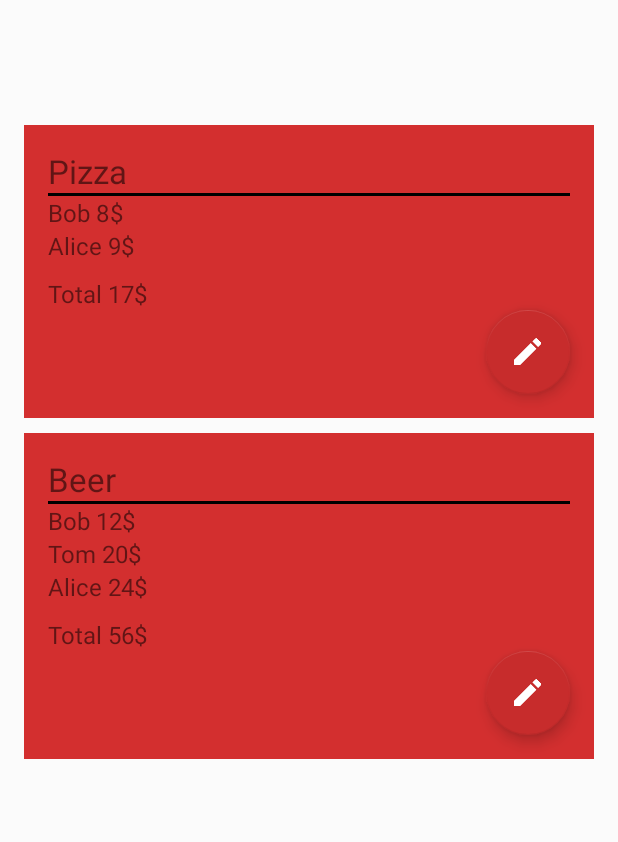
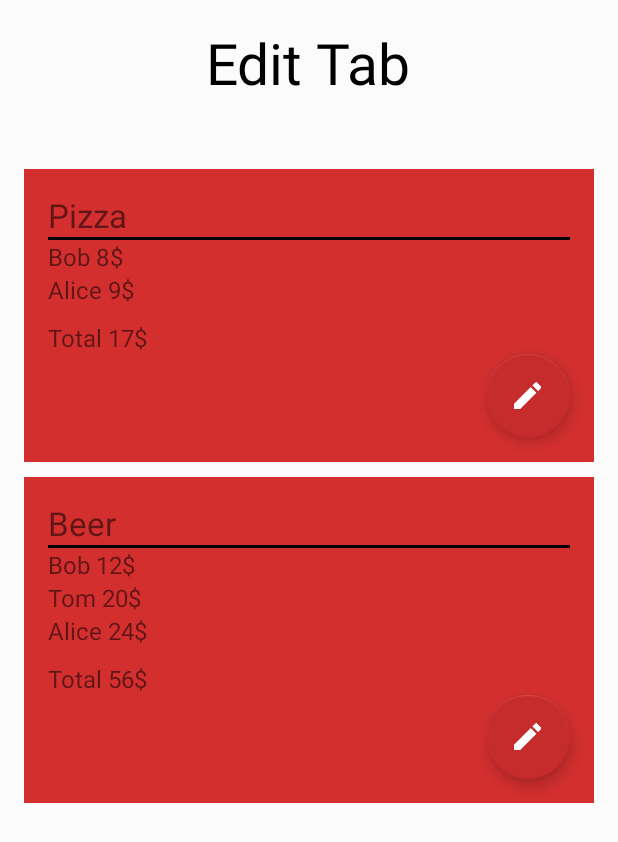
Before and after one commit to jacobhal/ID2216-Project, an Android app: the EditTabActivity screen opened directly, with no data from a screen before it, on a phone screen of 412 x 824 dp. Shown: the top 842 px of the screen. Run offline under Robolectric (Android 15) with nearby library versions, the phone set to English and light mode, and no system bars.

Commit message:
Refactor: Small modifications

```diff
--- a/Android/Splitter/app/src/main/java/jhallman/splitter/activities/CreatedTabActivity.kt
+++ b/Android/Splitter/app/src/main/java/jhallman/splitter/activities/CreatedTabActivity.kt
@@ -18,8 +18,11 @@ class CreatedTabActivity : AppCompatActivity() {
         setContentView(R.layout.activity_created_tab)
         loadTab()
 
-        fab_edit_purchase.setOnClickListener {
-
+        fab_edit_tab.setOnClickListener {
+            val intent = Intent(this, EditTabActivity::class.java)
+            intent.putExtra(EditTabActivity.INTENT_TAB_TITLE, tv_heading.text)
+            intent.putExtra(EditTabActivity.INTENT_TAB_ID, 1)
+            startActivity(intent)
         }
 
         fab_new_purchase.setOnClickListener {
--- a/Android/Splitter/app/src/main/java/jhallman/splitter/activities/EditTabActivity.kt
+++ b/Android/Splitter/app/src/main/java/jhallman/splitter/activities/EditTabActivity.kt
@@ -41,7 +41,7 @@ class EditTabActivity : AppCompatActivity() {
         val id = intent.getIntExtra(INTENT_TAB_ID, 0)
         requireNotNull(id) { "no tab provided in Intent extras" }
 
-        tv_heading.text = title
-        tv_heading.id = id
+        tv_subheading.text = title
+        tv_subheading.id = id
     }
 }
--- a/Android/Splitter/app/src/main/res/layout/activity_created_tab.xml
+++ b/Android/Splitter/app/src/main/res/layout/activity_created_tab.xml
@@ -44,7 +44,7 @@
         app:layout_constraintStart_toStartOf="parent">
 
         <android.support.design.widget.FloatingActionButton
-            android:id="@+id/fab_edit_purchase"
+            android:id="@+id/fab_edit_tab"
             android:layout_width="@dimen/floating_button_width_big"
             android:layout_height="match_parent"
             android:layout_alignParentLeft="true"
--- a/Android/Splitter/app/src/main/res/layout/activity_edit_tab.xml
+++ b/Android/Splitter/app/src/main/res/layout/activity_edit_tab.xml
@@ -11,7 +11,8 @@
         android:layout_width="match_parent"
         android:layout_height="match_parent"
         android:orientation="vertical"
-        android:padding="@dimen/activity_horizontal_padding"
+        android:gravity="center|top"
+        android:layout_margin="@dimen/activity_vertical_margin"
         app:layout_constraintBottom_toBottomOf="parent"
         app:layout_constraintEnd_toEndOf="parent"
         app:layout_constraintStart_toStartOf="parent"
@@ -19,13 +20,25 @@
 
         <TextView
             android:id="@+id/tv_heading"
-            android:layout_width="match_parent"
+            android:layout_width="wrap_content"
             android:layout_height="wrap_content"
-            android:paddingBottom="@dimen/activity_vertical_padding"
-            android:text="Bowling Night"
-            android:textAlignment="center"
+            android:text="@string/edit_tab_heading"
             android:textColor="@android:color/black"
-            android:textSize="@dimen/heading_text" />
+            android:textSize="@dimen/heading_text"
+            app:layout_constraintLeft_toLeftOf="parent"
+            app:layout_constraintRight_toRightOf="parent"
+            app:layout_constraintTop_toTopOf="parent" />
+
+        <TextView
+            android:id="@+id/tv_subheading"
+            android:layout_width="wrap_content"
+            android:layout_height="wrap_content"
+            android:text="Tab"
+            android:textSize="@dimen/medium_text"
+            android:layout_marginBottom="@dimen/activity_vertical_margin"
+            app:layout_constraintLeft_toLeftOf="parent"
+            app:layout_constraintRight_toRightOf="parent"
+            app:layout_constraintTop_toBottomOf="@+id/tv_heading" />
 
         <LinearLayout
             android:layout_width="match_parent"
--- a/Android/Splitter/app/src/main/res/values/strings.xml
+++ b/Android/Splitter/app/src/main/res/values/strings.xml
@@ -24,6 +24,9 @@
     <!-- EditPurchaseActivity -->
     <string name="edit_purchase_heading">Edit Purchase</string>
     <string name="purchase_hint">Price</string>
+
+    <!-- EditTabActivity -->
+    <string name="edit_tab_heading">Edit Tab</string>
 
     <!-- DeletePurchaseDialog -->
     <!-- TabNameDialogFragment -->
```
